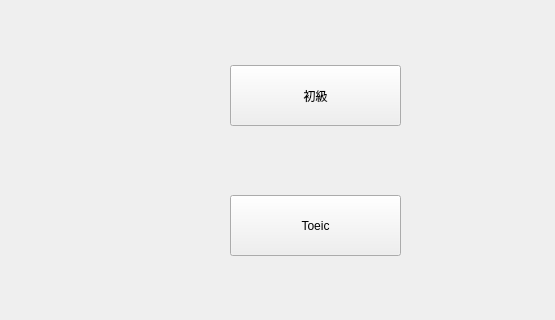
This is menu.ui in qaz5823091/English_Typing_Game as Qt 5 draws it before an edit; both pictures show x 0 to 555 and y 85 to 405 of the 654 by 522 pixel window. The edited form follows.
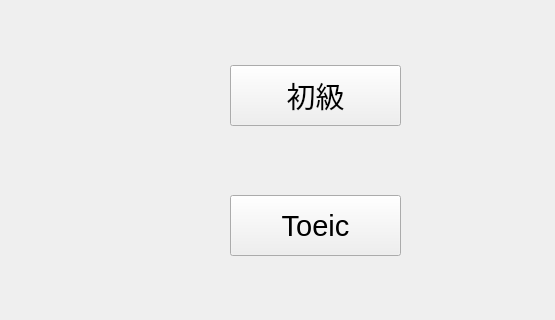
This is the edited form. The open tabs and pages were chosen to show the change. Icons and pictures are not drawn.

Patch:
```diff
--- a/menu.ui
+++ b/menu.ui
@@ -76,6 +76,12 @@
         <height>61</height>
        </rect>
       </property>
+      <property name="font">
+       <font>
+        <family>Arial</family>
+        <pointsize>22</pointsize>
+       </font>
+      </property>
       <property name="text">
        <string>初級</string>
       </property>
@@ -89,6 +95,12 @@
         <height>61</height>
        </rect>
       </property>
+      <property name="font">
+       <font>
+        <family>Arial</family>
+        <pointsize>22</pointsize>
+       </font>
+      </property>
       <property name="text">
        <string>Toeic</string>
       </property>
```
Left out of the diff: 10 changed lines with no effect on the pictures.
